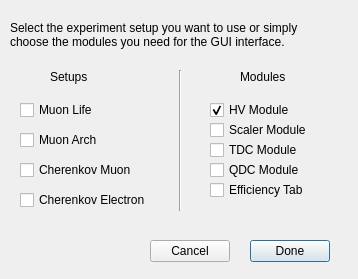
Before: the Qt Designer form form/dialogsetupinterface.ui in lpetre-ulb/LeoDAQ, drawn with Qt 5.
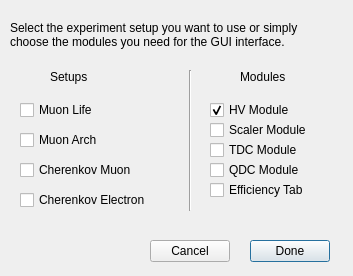
After: the same form once the commit is applied.

Patch:
```diff
--- a/form/dialogsetupinterface.ui
+++ b/form/dialogsetupinterface.ui
@@ -6,8 +6,8 @@
    <rect>
     <x>0</x>
     <y>0</y>
-    <width>358</width>
-    <height>279</height>
+    <width>353</width>
+    <height>276</height>
    </rect>
   </property>
   <property name="windowTitle">
@@ -18,7 +18,7 @@
     <rect>
      <x>210</x>
      <y>100</y>
-     <width>85</width>
+     <width>111</width>
      <height>20</height>
     </rect>
    </property>
@@ -112,7 +112,7 @@
     <rect>
      <x>10</x>
      <y>10</y>
-     <width>351</width>
+     <width>341</width>
      <height>51</height>
     </rect>
    </property>
@@ -125,7 +125,7 @@
     <rect>
      <x>20</x>
      <y>100</y>
-     <width>85</width>
+     <width>111</width>
      <height>20</height>
     </rect>
    </property>
@@ -138,7 +138,7 @@
     <rect>
      <x>20</x>
      <y>130</y>
-     <width>111</width>
+     <width>141</width>
      <height>20</height>
     </rect>
    </property>
@@ -151,7 +151,7 @@
     <rect>
      <x>20</x>
      <y>160</y>
-     <width>131</width>
+     <width>151</width>
      <height>20</height>
     </rect>
    </property>
@@ -164,7 +164,7 @@
     <rect>
      <x>20</x>
      <y>190</y>
-     <width>151</width>
+     <width>161</width>
      <height>20</height>
     </rect>
    </property>
@@ -175,7 +175,7 @@
   <widget class="Line" name="line">
    <property name="geometry">
     <rect>
-     <x>170</x>
+     <x>180</x>
      <y>70</y>
      <width>20</width>
      <height>141</height>
```
